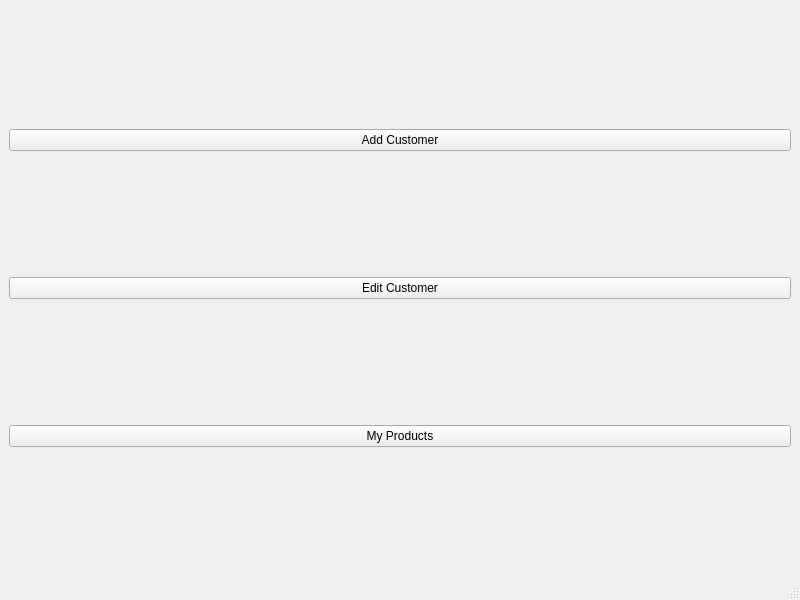
Old version of the form gui_windows/start_window.ui in the repository softwaredevPK/CompanyManager.
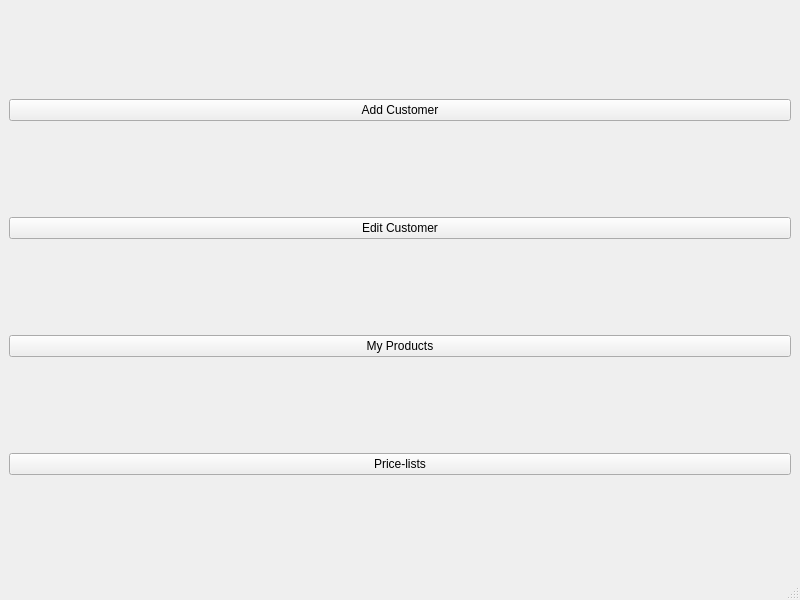
New version of the form.

Commit message: PriceTableWidget started, next methods in db_manager created, relationships + magic_methods added to PriceTable

```diff
--- a/gui_windows/start_window.ui
+++ b/gui_windows/start_window.ui
@@ -36,6 +36,13 @@
       </property>
      </widget>
     </item>
+    <item>
+     <widget class="QPushButton" name="price_lists_B">
+      <property name="text">
+       <string>Price-lists</string>
+      </property>
+     </widget>
+    </item>
    </layout>
   </widget>
   <widget class="QMenuBar" name="menubar">
```
The commit also changes 10 other files.
